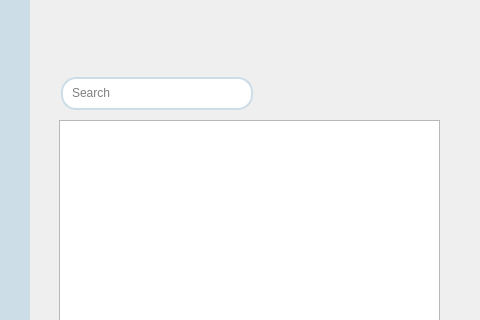
First picture: the form in Ui_Files/genre-list.ui, repository edejeed/Movie-Ticketing, before the edit; both pictures show x 141 to 621 and y 0 to 320 of the 621 by 550 pixel window.
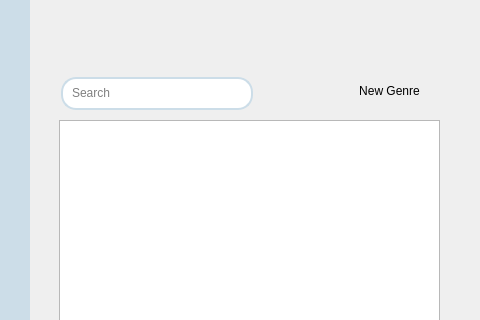
Second picture: the form after the edit. Icons and pictures are not drawn.

Commit message: add cinema list

What changed in the file:
```diff
--- a/Ui_Files/genre-list.ui
+++ b/Ui_Files/genre-list.ui
@@ -473,6 +473,45 @@
 }</string>
     </property>
    </widget>
+   <widget class="QPushButton" name="addGenre">
+    <property name="geometry">
+     <rect>
+      <x>480</x>
+      <y>70</y>
+      <width>101</width>
+      <height>41</height>
+     </rect>
+    </property>
+    <property name="cursor">
+     <cursorShape>PointingHandCursor</cursorShape>
+    </property>
+    <property name="styleSheet">
+     <string notr="true">#addTicket{
+border: 1px white;
+border-radius: 10px;
+}
+
+#addTicket:hover{
+background-color: rgb(236, 236, 236);
+}</string>
+    </property>
+    <property name="text">
+     <string>New Genre</string>
+    </property>
+    <property name="icon">
+     <iconset>
+      <normaloff>../img/addticket.png</normaloff>../img/addticket.png</iconset>
+    </property>
+    <property name="iconSize">
+     <size>
+      <width>30</width>
+      <height>30</height>
+     </size>
+    </property>
+    <property name="flat">
+     <bool>true</bool>
+    </property>
+   </widget>
    <zorder>rect</zorder>
    <zorder>genreList</zorder>
    <zorder>deleteButton</zorder>
```
Left out of the diff: 1 changed line with no effect on the pictures. The commit also changes 11 other files.
